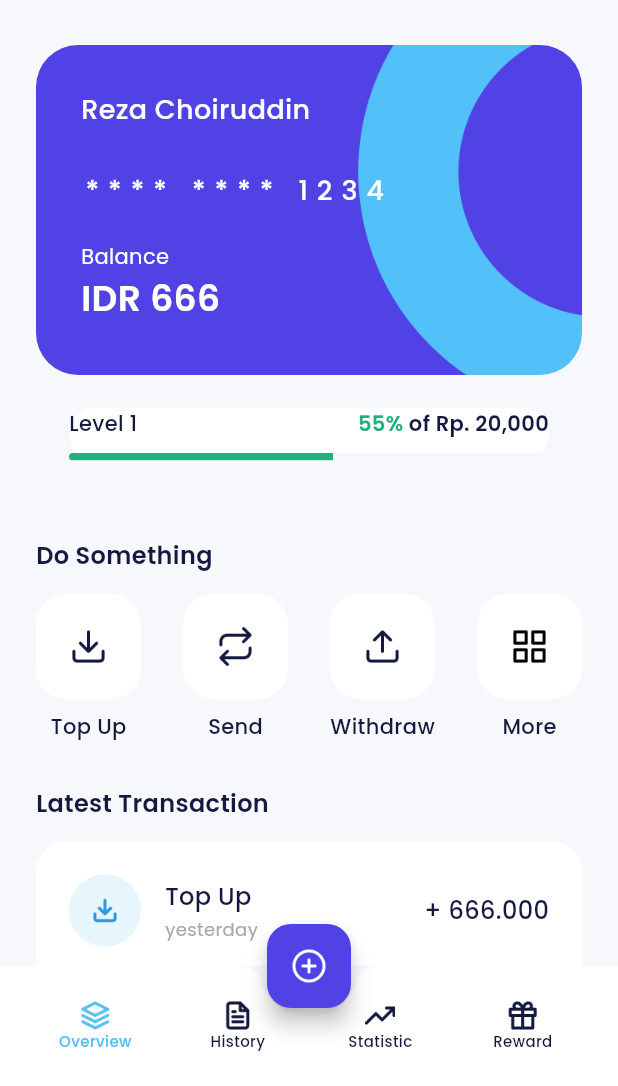
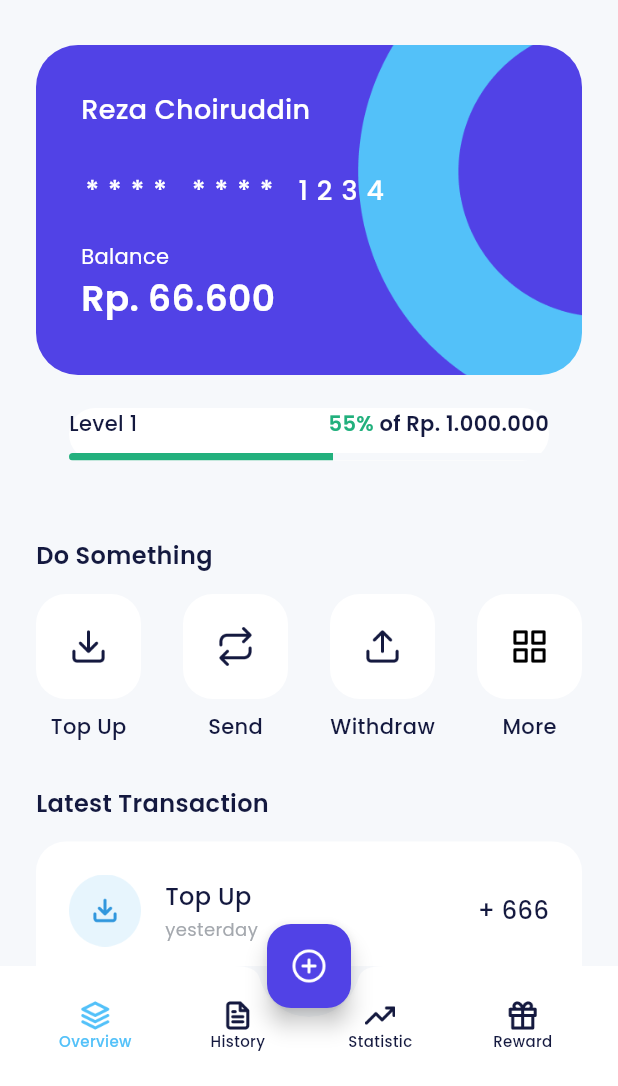
Before and after one commit to afrizzal/payments, a Flutter app: the HomePage screen opened by its route, on a phone screen of 412 x 824 dp, the part 150-1236 px from its top. Run offline on Flutter 3.47's test engine with Material 3 defaults, Android fonts, the phone set to English and light mode, and no system bars; our stand-ins replace another_flushbar, carousel_slider, google_fonts.

Commit message:
pages improvement

```diff
--- a/lib/main.dart
+++ b/lib/main.dart
@@ -1,6 +1,7 @@
 import 'package:flutter/material.dart';
 import 'package:flutter_payments/shared/theme.dart';
 import 'package:flutter_payments/ui/pages/data_package_page.dart';
+import 'package:flutter_payments/ui/pages/data_package_success.dart';
 import 'package:flutter_payments/ui/pages/data_provider_page.dart';
 import 'package:flutter_payments/ui/pages/home_page.dart';
 import 'package:flutter_payments/ui/pages/onboarding_page.dart';
@@ -68,6 +69,7 @@ class MyApp extends StatelessWidget {
         '/transfer-success':(context) => const TransferSuccessPage(),
         '/data-provider':(context) => const DataProviderPage(),
         '/data-package':(context) => const DataPackagePage(),
+        '/data-success':(context) => const DataSuccessPage(),
       },
     );
   }
--- /dev/null
+++ b/lib/shared/shared_methods.dart
@@ -0,0 +1,24 @@
+import 'package:another_flushbar/flushbar.dart';
+import 'package:flutter/material.dart';
+import 'package:flutter_payments/shared/theme.dart';
+import 'package:intl/intl.dart';
+
+void showCustomSnackbar(BuildContext context, String message){
+  Flushbar(
+    message: message,
+    flushbarPosition: FlushbarPosition.TOP,
+    backgroundColor: redColor,
+    duration: const Duration(seconds: 2),
+  ).show(context);
+}
+
+  String formatCurrency(
+    num number, {
+      String symbol = 'Rp. ',
+    }) {
+      return NumberFormat.currency(
+        locale: 'id',
+        symbol: symbol,
+        decimalDigits: 0,
+      ).format(number);
+    }
--- a/lib/shared/theme.dart
+++ b/lib/shared/theme.dart
@@ -10,6 +10,7 @@ Color blueColor = const Color(0xff53C1F9);
 Color purpleColor = const Color(0xff5142E6);
 Color greenColor = const Color(0xff22B07D);
 Color numberBackgroundColor = const Color(0xff1A1D2E);
+Color redColor = const Color(0xffFF2566);
 
 TextStyle blackTextStyle = GoogleFonts.poppins(
 color: blackColor,
--- a/lib/ui/pages/data_provider_page.dart
+++ b/lib/ui/pages/data_provider_page.dart
@@ -1,4 +1,5 @@
 import 'package:flutter/material.dart';
+import 'package:flutter_payments/shared/shared_methods.dart';
 import 'package:flutter_payments/shared/theme.dart';
 import 'package:flutter_payments/ui/widgets/buttons.dart';
 import 'package:flutter_payments/ui/widgets/data_provider_item.dart';
@@ -55,7 +56,7 @@ class DataProviderPage extends StatelessWidget {
                     height: 2,
                   ),
                   Text(
-                    'Balance: Rp. 666,000',
+                    'Balance: ${formatCurrency(666000)}',
                     style: greyTextStyle.copyWith(
                       fontSize: 12,
                     ),
--- a/lib/ui/pages/home_page.dart
+++ b/lib/ui/pages/home_page.dart
@@ -4,6 +4,7 @@ import "package:flutter_payments/ui/widgets/home_latest_transaction_item.dart";
 import "package:flutter_payments/ui/widgets/home_service_item.dart";
 import "package:flutter_payments/ui/widgets/home_tips_item.dart";
 import "package:flutter_payments/ui/widgets/home_user_item.dart";
+import 'package:flutter_payments/shared/shared_methods.dart';
 
 class HomePage extends StatelessWidget {
   const HomePage({super.key});
@@ -205,7 +206,7 @@ class HomePage extends StatelessWidget {
             style: whiteTextStyle,
             ),
             Text(
-              'IDR 666',
+              formatCurrency(66600),
               style: whiteTextStyle.copyWith(
                 fontSize: 24,
                 fontWeight: semiBold,
@@ -241,7 +242,7 @@ class HomePage extends StatelessWidget {
                   ),
                 ),
                 Text(
-                  ' of Rp. 20,000',
+                  ' of ${formatCurrency(1000000)}',
                   style: blackTextStyle.copyWith(
                     fontWeight: semiBold,
                   ),
@@ -342,32 +343,32 @@ class HomePage extends StatelessWidget {
                 borderRadius: BorderRadius.circular(20),
                 color: whiteColor,
               ),
-              child: const Column(
+              child:  Column(
                 children: [
                   HomeLatestTransactionItem(iconUrl: 'assets/ic_transaction_cat1.png',
                    title: 'Top Up',
                    time: 'yesterday',
-                   value: '+ 666.000',
+                   value: '+ ${formatCurrency(666.000, symbol: '')}',
                    ),
                   HomeLatestTransactionItem(iconUrl: 'assets/ic_transaction_cat2.png',
                    title: 'Cashback',
                    time: 'Aug 17',
-                   value: '+ 1.500',
+                   value: '+ ${formatCurrency(1.500, symbol: '')}',
                    ),
                   HomeLatestTransactionItem(iconUrl: 'assets/ic_transaction_cat3.png',
                    title: 'Withdraw',
                    time: 'May 21',
-                   value: '- 600.000',
+                   value: '- ${formatCurrency(600.000, symbol: '')}',
                    ),
                   HomeLatestTransactionItem(iconUrl: 'assets/ic_transaction_cat4.png',
                    title: 'Transfer',
                    time: 'Apr 1',
-                   value: '+ 6.000',
+                   value: '+ ${formatCurrency(6.000, symbol: '')}',
                    ),
                   HomeLatestTransactionItem(iconUrl: 'assets/ic_transaction_cat5.png',
                    title: 'Voucher',
                    time: 'Feb 14',
-                   value: '+ 50.000',
+                   value: '+ ${formatCurrency(50.000, symbol: '')}',
                    ),
                 ],
               ),
--- a/lib/ui/widgets/package_item.dart
+++ b/lib/ui/widgets/package_item.dart
@@ -1,4 +1,5 @@
 import 'package:flutter/material.dart';
+import 'package:flutter_payments/shared/shared_methods.dart';
 import 'package:flutter_payments/shared/theme.dart';
 
 class PackageItem extends StatelessWidget {
@@ -44,7 +45,7 @@ class PackageItem extends StatelessWidget {
             height: 2,
            ),
            Text(
-            'Rp $price',
+            formatCurrency(price),
             style: greyTextStyle.copyWith(
               fontSize: 12,
             ),
--- a/pubspec.yaml
+++ b/pubspec.yaml
@@ -34,6 +34,7 @@ dependencies:
   carousel_slider: ^4.2.1
   url_launcher: ^6.2.4
   intl: ^0.19.0
+  another_flushbar: ^1.12.30
 
 
   # The following adds the Cupertino Icons font to your application.
```
Also changed, not shown: lib/ui/pages/data_package_page.dart (+5 -2 lines), lib/ui/pages/data_package_success.dart (added, +49 -0 lines), lib/ui/pages/pin_page.dart (+9 -2 lines), pubspec.lock.
